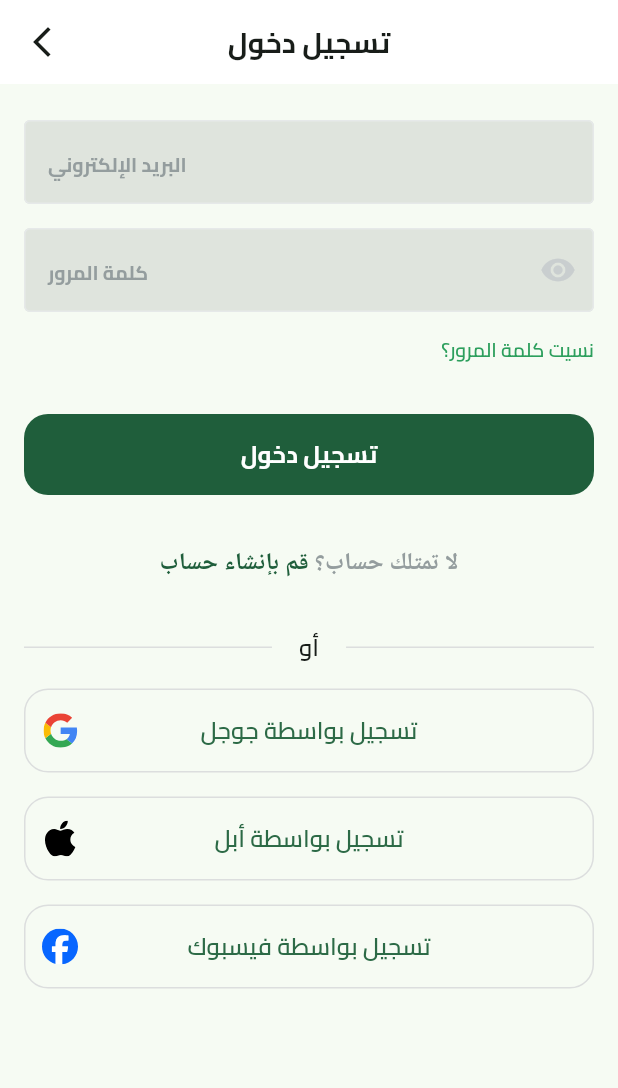
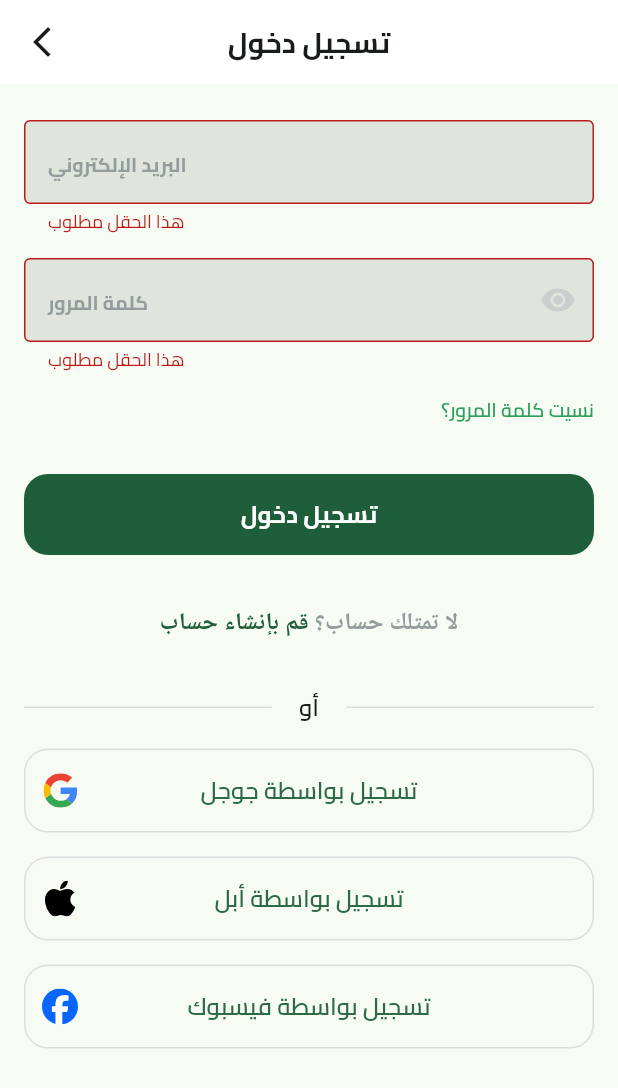
Before and after one commit to OmarKhaled00e/CodeAlpha_ProjectName, a Flutter app: the screen it shows after launch, after a tap on "تخط", after a tap on "تسجيل دخول", on a phone screen of 412 x 824 dp. Shown: the top 1088 px of the screen. Run offline on Flutter 3.47's test engine with Material 3 defaults, Android fonts, the phone set to English and light mode, and no system bars; drawn by our look-alikes of modal_progress_hud_nsn; our stand-ins replace bloc, dartz, dots_indicator, firebase_auth, firebase_core, flutter_bloc and 3 more; accounts and stored records are empty.

Commit message:
Signin posword and email dane

```diff
--- a/lib/core/helper_functions/on_generate_routes.dart
+++ b/lib/core/helper_functions/on_generate_routes.dart
@@ -1,33 +1,26 @@
 import 'package:flutter/material.dart';
-import 'package:x/features/auth/presentation/views/login_view.dart';
+import 'package:x/features/auth/presentation/views/sign_in_view.dart';
 import 'package:x/features/auth/presentation/views/signup_view.dart';
 import 'package:x/features/on_boarding/presentation/views/on_boarding_view.dart';
 import 'package:x/features/splash/presentation/views/splash_view.dart';
 
-
-Route<dynamic> onGenerateRoute(RouteSettings settings){
+Route<dynamic> onGenerateRoute(RouteSettings settings) {
   switch (settings.name) {
     case SplashView.routeName:
-      return MaterialPageRoute(
-        builder: (context) => const SplashView(),
-      );
-    case LoginView.routeName:
-      return MaterialPageRoute(
-        builder: (context) => const LoginView(),
-      );
+      return MaterialPageRoute(builder: (context) => const SplashView());
+    case SigninView.routeName:
+      return MaterialPageRoute(builder: (context) => const SigninView());
     case SignupView.routeName:
-      return MaterialPageRoute(
-        builder: (context) => const SignupView(),
-      );
+      return MaterialPageRoute(builder: (context) => const SignupView());
     case OnBoardingView.routeName:
       return MaterialPageRoute(
-        builder: (context) => const OnBoardingView(), // Replace with actual OnBoardingView
+        builder: (context) =>
+            const OnBoardingView(), // Replace with actual OnBoardingView
       );
     default:
       return MaterialPageRoute(
-        builder: (_) => const Scaffold(
-          body: Center(child: Text('Page not found')),
-        ),
+        builder: (_) =>
+            const Scaffold(body: Center(child: Text('Page not found'))),
         settings: settings,
       );
   }
--- /dev/null
+++ b/lib/core/widgets/custom_progress_hud.dart
@@ -0,0 +1,12 @@
+import 'package:flutter/material.dart';
+import 'package:modal_progress_hud_nsn/modal_progress_hud_nsn.dart';
+
+class CustomProgressHud extends StatelessWidget {
+  const CustomProgressHud({super.key, required this.isLoading, required this.child});
+  final bool isLoading ;
+  final Widget child;
+  @override
+  Widget build(BuildContext context) {
+    return ModalProgressHUD(inAsyncCall: isLoading ,child: child,);
+  }
+}
--- a/lib/core/widgets/custom_text_field.dart
+++ b/lib/core/widgets/custom_text_field.dart
@@ -8,15 +8,17 @@ class CustomTextFormField extends StatelessWidget {
     super.key,
     required this.hintText,
     required this.textInputType,
-    this.suffixIcon, this.onSaved,
+    this.suffixIcon, this.onSaved, this.obscureText =false,
   });
   final String hintText;
   final TextInputType textInputType;
   final Widget? suffixIcon;
 final  void Function(String?)? onSaved;
+final bool obscureText;
   @override
   Widget build(BuildContext context) {
     return TextFormField(
+      obscureText: obscureText,
       onSaved: onSaved,
       validator: (value) {
         if (value == null || value.isEmpty) {
--- /dev/null
+++ b/lib/core/widgets/password_field.dart
@@ -0,0 +1,30 @@
+import 'package:flutter/material.dart';
+import 'package:x/core/widgets/custom_text_field.dart';
+
+class PasswordField extends StatefulWidget {
+  const PasswordField({super.key, this.onSaved, });
+  final void Function(String?)? onSaved;
+
+  @override
+  State<PasswordField> createState() => _PasswordFieldState();
+}
+
+class _PasswordFieldState extends State<PasswordField> {
+  bool obscureText = true;
+  @override
+  Widget build(BuildContext context) {
+    return CustomTextFormField(
+      obscureText: obscureText,
+      onSaved: widget.onSaved,
+      suffixIcon: GestureDetector(
+        onTap: () {
+          obscureText = !obscureText;
+          setState(() {});
+        },
+        child:obscureText?  Icon(Icons.remove_red_eye, color: Color(0xffC9CECF))
+        : Icon(Icons.visibility_off, color: Color(0xffC9CECF))),
+      hintText: 'كلمة المرور',
+      textInputType: TextInputType.visiblePassword,
+    );
+  }
+}
--- a/lib/features/auth/domain/repos/auth_repo.dart
+++ b/lib/features/auth/domain/repos/auth_repo.dart
@@ -10,4 +10,8 @@ abstract class AuthRepo {
     String name,
 
   );
+  Future<Either<Failures, UserEntity>> signInWithEmailAndPassword(
+    String email,
+    String password,
+  );
 }
--- /dev/null
+++ b/lib/features/auth/presentation/cibits/cubit/signin_state.dart
@@ -0,0 +1,18 @@
+part of 'signin_cubit.dart';
+
+
+sealed class SigninState {}
+
+final class SigninInitial extends SigninState {}
+
+final class SigninLoading extends SigninState {}
+
+final class SigninSuccess extends SigninState {
+  final UserEntity userEntity;
+  SigninSuccess(this.userEntity);
+}
+
+final class SigninFailure extends SigninState {
+  final String message;
+  SigninFailure({required this.message});
+}
--- a/lib/features/auth/presentation/views/login_view.dart
+++ /dev/null
@@ -1,16 +0,0 @@
-import 'package:flutter/material.dart';
-import 'package:x/core/widgets/custom_app_bar.dart';
-import 'package:x/features/auth/presentation/views/widgets/login_view_body.dart';
-
-
-class LoginView extends StatelessWidget {
-  const LoginView({super.key});
-  static const String routeName = 'login';
-  @override
-  Widget build(BuildContext context) {
-    return Scaffold(
-      appBar: buildAppBar(context, title: 'تسجيل دخول'),
-      body: LoginViewBody(),
-    );
-  }
-}
--- /dev/null
+++ b/lib/features/auth/presentation/views/sign_in_view.dart
@@ -0,0 +1,24 @@
+import 'package:flutter/material.dart';
+import 'package:flutter_bloc/flutter_bloc.dart';
+import 'package:x/core/services/get_it_service.dart';
+import 'package:x/core/widgets/custom_app_bar.dart';
+import 'package:x/core/widgets/custom_progress_hud.dart';
+import 'package:x/features/auth/domain/repos/auth_repo.dart';
+import 'package:x/features/auth/presentation/cibits/cubit/signin_cubit.dart';
+import 'package:x/features/auth/presentation/views/widgets/signin_view_body.dart';
+import 'package:x/features/auth/presentation/views/widgets/signin_view_body_bloc_Consumer.dart';
+
+class SigninView extends StatelessWidget {
+  const SigninView({super.key});
+  static const String routeName = 'login';
+  @override
+  Widget build(BuildContext context) {
+    return BlocProvider(
+      create: (context) => SigninCubit(getIt.get<AuthRepo>()),
+      child: Scaffold(
+        appBar: buildAppBar(context, title: 'تسجيل دخول'),
+        body: SigninViewBodyBlocConsumer(),
+      ),
+    );
+  }
+}
--- a/lib/features/auth/presentation/views/widgets/login_view_body.dart
+++ b/lib/features/auth/presentation/views/widgets/signin_view_body.dart
@@ -1,37 +1,53 @@
 import 'package:flutter/material.dart';
+import 'package:flutter_bloc/flutter_bloc.dart';
 import 'package:x/constants.dart';
 import 'package:x/core/utils/app_colors.dart';
 import 'package:x/core/utils/app_images.dart';
 import 'package:x/core/utils/app_text_styles.dart';
 import 'package:x/core/widgets/custom_button.dart';
 import 'package:x/core/widgets/custom_text_field.dart';
+import 'package:x/core/widgets/password_field.dart';
+import 'package:x/features/auth/presentation/cibits/cubit/signin_cubit.dart';
 import 'package:x/features/auth/presentation/views/widgets/dont_have_account_widget.dart';
 import 'package:x/features/auth/presentation/views/widgets/or_divider.dart';
 import 'package:x/features/auth/presentation/views/widgets/social_login_button.dart';
 
-
-class LoginViewBody extends StatelessWidget {
-  const LoginViewBody({super.key});
+class SigninViewBody extends StatefulWidget {
+  const SigninViewBody({super.key});
 
   @override
+  State<SigninViewBody> createState() => _SigninViewBodyState();
+}
+
+class _SigninViewBodyState extends State<SigninViewBody> {
+  late String email, password;
+  final GlobalKey<FormState> formKey = GlobalKey<FormState>();
+  AutovalidateMode autovalidateMode = AutovalidateMode.disabled;
+  @override
   Widget build(BuildContext context) {
-    return SingleChildScrollView(
-      child: Padding(
-        padding: const EdgeInsets.symmetric(horizontal: kHorizintalPadding),
-        child: SingleChildScrollView(
+    return Padding(
+      padding: const EdgeInsets.symmetric(horizontal: kHorizintalPadding),
+      child: SingleChildScrollView(
+        child: Form(
+          key: formKey,
+          autovalidateMode: autovalidateMode,
           child: Column(
             children: [
               SizedBox(height: 24),
               CustomTextFormField(
+                onSaved: (value) {
+                  email = value!;
+                },
                 hintText: 'البريد الإلكتروني',
                 textInputType: TextInputType.emailAddress,
               ),
               const SizedBox(height: 16),
-              CustomTextFormField(
-                hintText: 'كلمة المرور',
-                textInputType: TextInputType.visiblePassword,
-                suffixIcon: Icon(Icons.remove_red_eye, color: Color(0xffC9CECF)),
+              PasswordField(
+                onSaved: (value) {
+                  password = value!;
+                },
               ),
+
               SizedBox(height: 16),
               Row(
                 mainAxisAlignment: MainAxisAlignment.end,
@@ -45,7 +61,20 @@ class LoginViewBody extends StatelessWidget {
                 ],
               ),
               SizedBox(height: 33),
-              CustomButton(onPressed: () {}, text: 'تسجيل دخول'),
+              CustomButton(onPressed: () {
+                if (formKey.currentState!.validate()) {
+                  formKey.currentState!.save();
+                  context.read<SigninCubit>().signInWithEmailAndPassword(
+                    email: email,
+                    password: password,
+                  );
+                  // Call the sign-in function here
+                } else {
+                  autovalidateMode = AutovalidateMode.always;
+                  setState(() {});
+                }
+              }
+              , text: 'تسجيل دخول'),
               SizedBox(height: 33),
               DontHaveAnAccountwidget(),
               SizedBox(height: 33),
@@ -54,19 +83,19 @@ class LoginViewBody extends StatelessWidget {
               SocialLoginButton(
                 image: Assets.imagesGoogleIcon,
                 title: 'تسجيل بواسطة جوجل',
-                onPressed: (){},
+                onPressed: () {},
               ),
-              SizedBox(height: 16,),
+              SizedBox(height: 16),
               SocialLoginButton(
                 image: Assets.imagesApplIcon,
                 title: 'تسجيل بواسطة أبل',
-                onPressed: (){},
+                onPressed: () {},
               ),
-              SizedBox(height: 16,),
+              SizedBox(height: 16),
               SocialLoginButton(
                 image: Assets.imagesFacebookIcon,
                 title: 'تسجيل بواسطة فيسبوك',
-                onPressed: (){},
+                onPressed: () {},
               ),
             ],
           ),
--- /dev/null
+++ b/lib/features/auth/presentation/views/widgets/signin_view_body_bloc_Consumer.dart
@@ -0,0 +1,31 @@
+import 'package:flutter/material.dart';
+import 'package:flutter_bloc/flutter_bloc.dart';
+import 'package:x/core/helper_functions/build_error_bar.dart';
+import 'package:x/core/widgets/custom_progress_hud.dart';
+import 'package:x/features/auth/presentation/cibits/cubit/signin_cubit.dart';
+import 'package:x/features/auth/presentation/views/widgets/signin_view_body.dart';
+
+class SigninViewBodyBlocConsumer extends StatelessWidget {
+  const SigninViewBodyBlocConsumer({super.key});
+
+  @override
+  Widget build(BuildContext context) {
+    return BlocConsumer<SigninCubit, SigninState>(
+      listener: (context, state) {
+        if (state is SigninSuccess) {
+          // Handle success state, e.g., navigate to home screen
+        }
+        if (state is SigninFailure) {
+          buildErrorBar(context, state.message);
+        }
+      },
+      builder: (context, state) {
+        return CustomProgressHud(
+          isLoading: state is SigninLoading ? true : false,
+
+          child: SigninViewBody(),
+        );
+      },
+    );
+  }
+}
--- a/lib/features/auth/presentation/views/widgets/trems_and_conditions_widget.dart
+++ b/lib/features/auth/presentation/views/widgets/trems_and_conditions_widget.dart
@@ -5,8 +5,8 @@ import 'package:x/features/auth/presentation/views/widgets/custom_check_box.dart
 
 
 class TremsAndConditionsWidget extends StatefulWidget {
-  const TremsAndConditionsWidget({super.key});
-
+  const TremsAndConditionsWidget({super.key, required this.onChanged});
+  final ValueChanged<bool> onChanged;
   @override
   State<TremsAndConditionsWidget> createState() => _TremsAndConditionsWidgetState();
 }
@@ -20,6 +20,7 @@ class _TremsAndConditionsWidgetState extends State<TremsAndConditionsWidget> {
         CustomCheckBox(
           onChanged: (value){
             isTermsAccepted = value;
+            widget.onChanged(value);
             setState(() {});
           },
           isChecked: isTermsAccepted,
--- a/lib/features/on_boarding/presentation/views/widgets/page_view_item.dart
+++ b/lib/features/on_boarding/presentation/views/widgets/page_view_item.dart
@@ -3,8 +3,7 @@ import 'package:flutter_svg/svg.dart';
 import 'package:x/constants.dart';
 import 'package:x/core/services/shared_prefenrences_singleton.dart';
 import 'package:x/core/utils/app_text_styles.dart';
-import 'package:x/features/auth/presentation/views/login_view.dart';
-
+import 'package:x/features/auth/presentation/views/sign_in_view.dart';
 
 class PageViewItem extends StatelessWidget {
   const PageViewItem({
@@ -41,10 +40,10 @@ class PageViewItem extends StatelessWidget {
                 visible: isVisible,
                 child: GestureDetector(
                   onTap: () {
-                  Prefs.setBool(kIsOnBoardingViewSeen, true);
+                    Prefs.setBool(kIsOnBoardingViewSeen, true);
                     Navigator.of(
                       context,
-                    ).pushReplacementNamed(LoginView.routeName);
+                    ).pushReplacementNamed(SigninView.routeName);
                   },
                   child: Padding(
                     padding: const EdgeInsets.all(16),
--- a/lib/features/splash/presentation/views/widgets/splash_view_body.dart
+++ b/lib/features/splash/presentation/views/widgets/splash_view_body.dart
@@ -3,7 +3,7 @@ import 'package:flutter_svg/svg.dart';
 import 'package:x/constants.dart';
 import 'package:x/core/services/shared_prefenrences_singleton.dart';
 import 'package:x/core/utils/app_images.dart';
-import 'package:x/features/auth/presentation/views/login_view.dart';
+import 'package:x/features/auth/presentation/views/sign_in_view.dart';
 import 'package:x/features/on_boarding/presentation/views/on_boarding_view.dart';
 
 class SplashViewBody extends StatefulWidget {
```
Also changed, not shown: lib/core/services/firebase_auth_service.dart (+44 -3 lines), lib/features/auth/data/repos/auth_repo_iml.dart (+19 -0 lines), lib/features/auth/presentation/cibits/cubit/signin_cubit.dart (added, +24 -0 lines), lib/features/auth/presentation/views/widgets/signup_view_body.dart (+23 -13 lines), lib/features/on_boarding/presentation/views/widgets/on_boarding_view_body.dart (+4 -4 lines).
